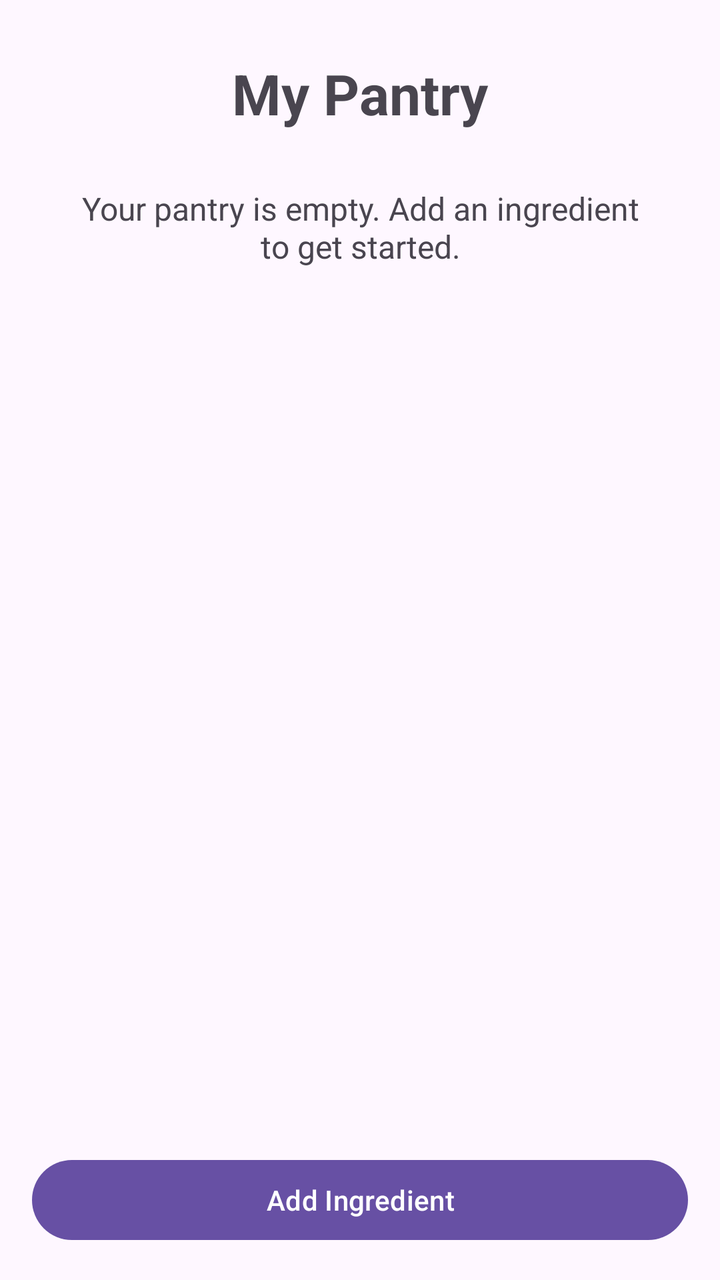
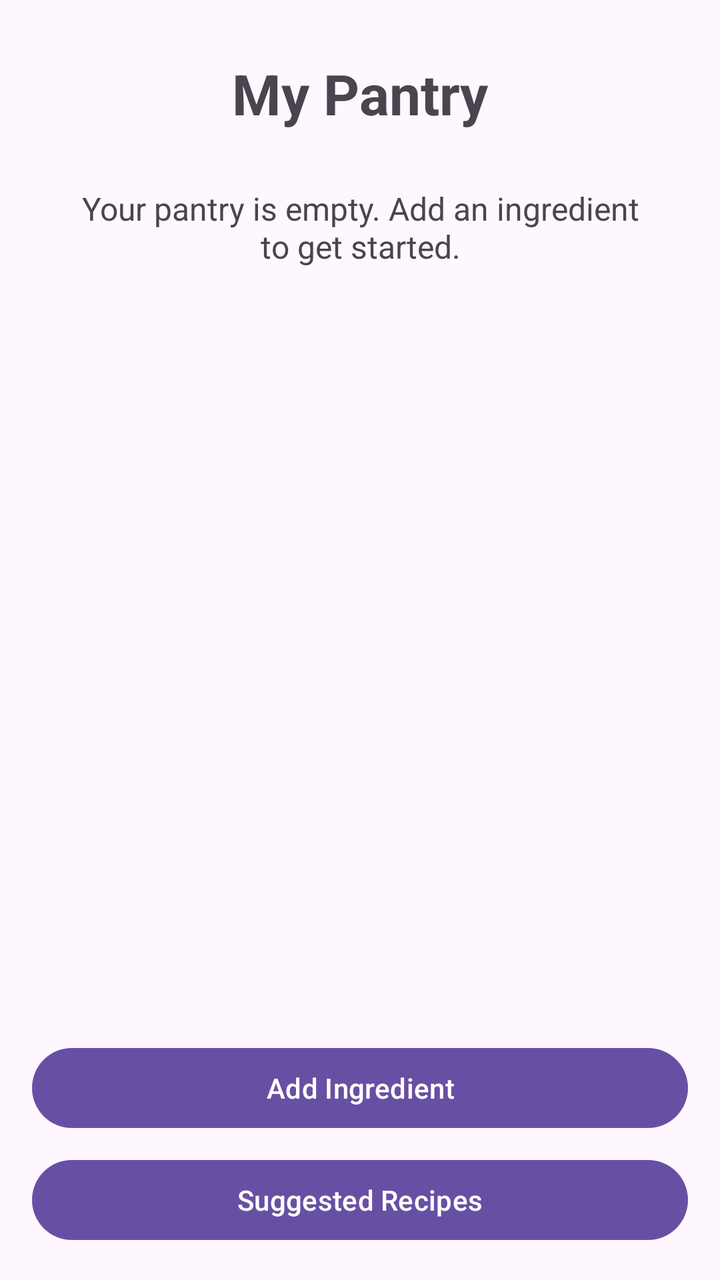

The first picture is an Android layout as it rendered before a commit; the second is the same layout after the commit. The layout source and the unified diff follow.
<!-- AndroidManifest.xml: application theme Theme.SmartPantryManager -->
<!-- res/layout/activity_main.xml -->
<?xml version="1.0" encoding="utf-8"?>
<LinearLayout xmlns:android="http://schemas.android.com/apk/res/android"
    xmlns:tools="http://schemas.android.com/tools"
    android:layout_width="match_parent"
    android:layout_height="match_parent"
    android:orientation="vertical"
    android:padding="16dp"
    tools:context=".MainActivity">

    <TextView
        android:id="@+id/tvTitle"
        android:layout_width="match_parent"
        android:layout_height="wrap_content"
        android:text="My Pantry"
        android:textSize="28sp"
        android:textStyle="bold"
        android:gravity="center"
        android:padding="12dp" />

    <TextView
        android:id="@+id/tvPantryMessage"
        android:layout_width="match_parent"
        android:layout_height="wrap_content"
        android:text="Your pantry is empty. Add an ingredient to get started."
        android:textSize="16sp"
        android:gravity="center"
        android:padding="16dp" />

    <androidx.recyclerview.widget.RecyclerView
        android:id="@+id/recyclerViewPantry"
        android:layout_width="match_parent"
        android:layout_height="0dp"
        android:layout_weight="1" />

    <Button
        android:id="@+id/btnAddIngredient"
        android:layout_width="match_parent"
        android:layout_height="wrap_content"
        android:text="Add Ingredient" />

</LinearLayout>
<!-- resources referenced by this layout -->
<resources>
  <style name="Theme.SmartPantryManager" parent="Base.Theme.SmartPantryManager" />
  <style name="Base.Theme.SmartPantryManager" parent="Theme.Material3.DayNight.NoActionBar">
          
          
      </style>
</resources>

<!-- the commit's change to res/layout/activity_main.xml (unified diff, before → after) -->
@@ -38,4 +38,11 @@
         android:layout_height="wrap_content"
         android:text="Add Ingredient" />
 
+    <Button
+        android:id="@+id/btnSuggestedRecipes"
+        android:layout_width="match_parent"
+        android:layout_height="wrap_content"
+        android:layout_marginTop="8dp"
+        android:text="Suggested Recipes" />
+
 </LinearLayout>
